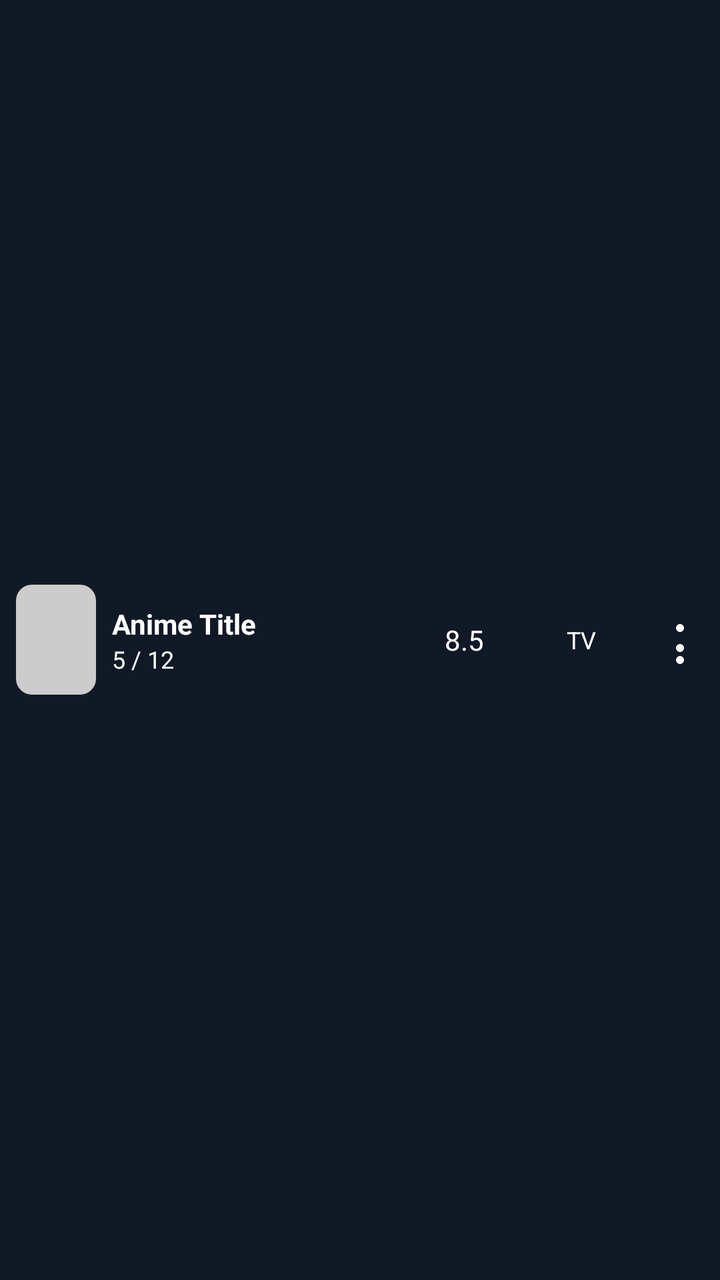
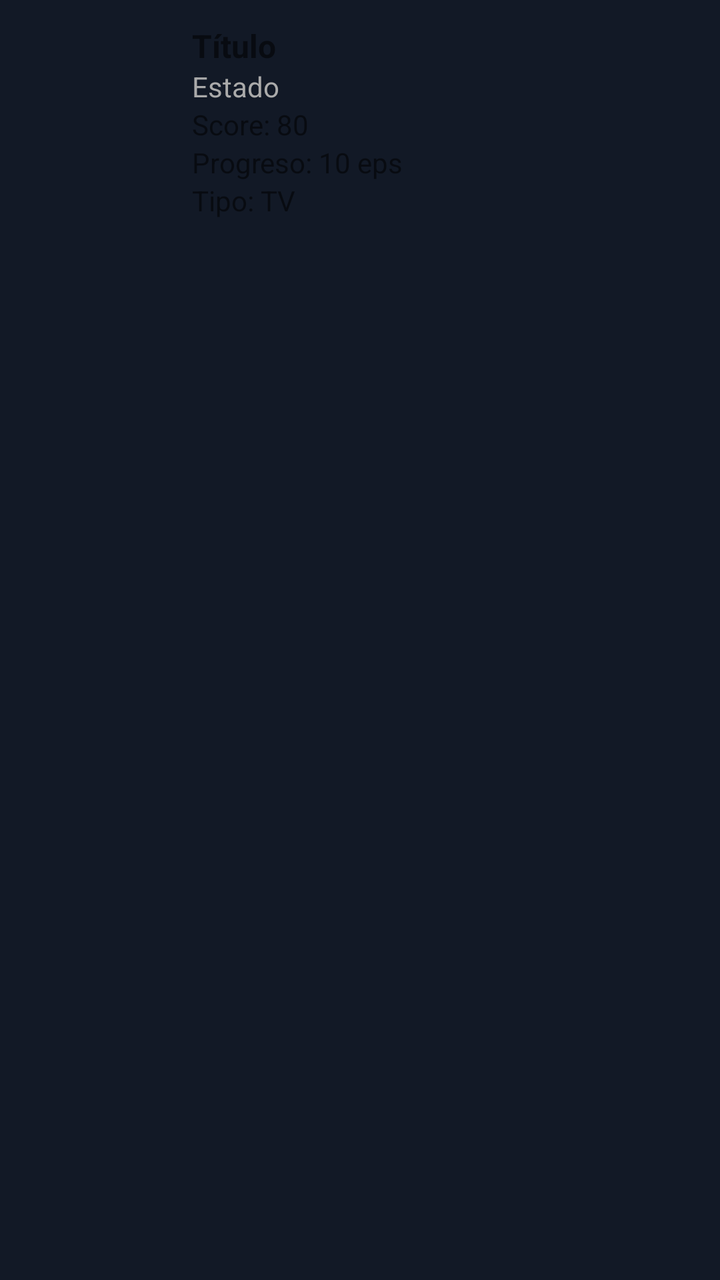

Before-and-after screenshots of an Android layout around one commit, followed by the original layout XML and the change that was made.
<!-- AndroidManifest.xml: application theme Theme.YomiTrack -->
<!-- res/layout/item_anime.xml -->
<?xml version="1.0" encoding="utf-8"?>
<LinearLayout xmlns:android="http://schemas.android.com/apk/res/android"
    xmlns:app="http://schemas.android.com/apk/res-auto"
    android:layout_width="match_parent"
    android:layout_height="wrap_content"
    android:orientation="horizontal"
    android:padding="8dp"
    android:gravity="center_vertical">

    <ImageView
        android:id="@+id/imageViewCover"
        android:layout_width="40dp"
        android:layout_height="55dp"
        android:layout_marginEnd="8dp"
        android:scaleType="centerCrop"
        android:src="@drawable/sample_anime_cover"
        android:background="@drawable/rounded_mask"
        android:clipToOutline="true" />

    <LinearLayout
        android:layout_width="0dp"
        android:layout_height="wrap_content"
        android:layout_weight="2"
        android:orientation="vertical">

        <TextView
            android:id="@+id/textViewTitle"
            android:layout_width="match_parent"
            android:layout_height="wrap_content"
            android:text="Anime Title"
            android:textColor="@color/textPrimary"
            android:textStyle="bold"
            android:maxLines="2"
            android:textSize="14sp"
            android:ellipsize="end" />

        <TextView
            android:id="@+id/textViewProgress"
            android:layout_width="wrap_content"
            android:layout_height="wrap_content"
            android:text="5 / 12"
            android:textColor="@color/textPrimary"
            android:textSize="12sp" />
    </LinearLayout>

    <TextView
        android:id="@+id/textViewScore"
        android:layout_width="0dp"
        android:layout_height="wrap_content"
        android:layout_weight="0.8"
        android:text="8.5"
        android:textColor="@color/textPrimary"
        android:gravity="center"
        android:textSize="14sp" />

    <TextView
        android:id="@+id/textViewType"
        android:layout_width="0dp"
        android:layout_height="wrap_content"
        android:layout_weight="0.8"
        android:text="TV"
        android:textColor="@color/textPrimary"
        android:gravity="center"
        android:textSize="12sp" />

    <ImageView
        android:id="@+id/buttonOptions"
        android:layout_width="24dp"
        android:layout_height="24dp"
        android:layout_marginStart="8dp"
        android:src="@drawable/ic_more_vert"
        android:contentDescription="Options"
        app:tint="@color/textPrimary" />
</LinearLayout>
<!-- resources referenced by this layout -->
<resources>
  <color name="textPrimary">#FFFFFF</color>
  <!-- drawable ic_more_vert (drawable) -->
  <vector xmlns:android="http://schemas.android.com/apk/res/android"
      android:width="24dp"
      android:height="24dp"
      android:viewportWidth="24"
      android:viewportHeight="24">
      <path
          android:fillColor="#FF000000"
          android:pathData="M12,8c1.1,0 2,-0.9 2,-2s-0.9,-2 -2,-2 -2,0.9 -2,2 0.9,2 2,2zM12,14c-1.1,0 -2,0.9 -2,2s0.9,2 2,2 2,-0.9 2,-2 -0.9,-2 -2,-2zM12,20c-1.1,0 -2,0.9 -2,2s0.9,2 2,2 2,-0.9 2,-2 -0.9,-2 -2,-2z"/>
  </vector>
  <!-- drawable rounded_mask (drawable) -->
  <shape xmlns:android="http://schemas.android.com/apk/res/android"
      android:shape="rectangle">
      <solid android:color="@android:color/transparent" />
      <corners android:radius="8dp"/>
  </shape>
  <!-- drawable sample_anime_cover (drawable) -->
  <shape xmlns:android="http://schemas.android.com/apk/res/android"
      android:shape="rectangle">
      <solid android:color="#CCCCCC"/>
      <size android:width="60dp" android:height="85dp"/>
  </shape>
  <style name="Theme.YomiTrack" parent="Base.Theme.YomiTrack" />
  <style name="Base.Theme.YomiTrack" parent="Theme.MaterialComponents.DayNight.NoActionBar">
          
          <item name="colorPrimary">@color/primary</item>
          <item name="colorPrimaryVariant">@color/primary</item>
          <item name="colorOnPrimary">@color/textPrimary</item>
          <item name="android:colorBackground">@color/background</item>
          <item name="colorOnBackground">@color/textPrimary</item>
  
          
          <item name="bottomNavigationStyle">@style/CustomBottomNav</item>
      </style>
  <color name="primary">#1F2937</color>
  <color name="background">#121926</color>
  <style name="CustomBottomNav" parent="Widget.MaterialComponents.BottomNavigationView">
          <item name="android:background">@color/primary</item>
          <item name="itemIconTint">@color/textPrimary</item>
          <item name="itemTextColor">@color/textPrimary</item>
      </style>
</resources>

<!-- the commit's change to res/layout/item_anime.xml (unified diff, before → after) -->
@@ -1,74 +1,58 @@
-<?xml version="1.0" encoding="utf-8"?>
 <LinearLayout xmlns:android="http://schemas.android.com/apk/res/android"
-    xmlns:app="http://schemas.android.com/apk/res-auto"
     android:layout_width="match_parent"
     android:layout_height="wrap_content"
     android:orientation="horizontal"
-    android:padding="8dp"
-    android:gravity="center_vertical">
+    android:padding="12dp">
 
     <ImageView
-        android:id="@+id/imageViewCover"
-        android:layout_width="40dp"
-        android:layout_height="55dp"
-        android:layout_marginEnd="8dp"
+        android:id="@+id/imageCover"
+        android:layout_width="72dp"
+        android:layout_height="96dp"
         android:scaleType="centerCrop"
-        android:src="@drawable/sample_anime_cover"
-        android:background="@drawable/rounded_mask"
-        android:clipToOutline="true" />
+        android:layout_marginEnd="12dp"
+        android:contentDescription="Portada" />
 
     <LinearLayout
+        android:orientation="vertical"
         android:layout_width="0dp"
         android:layout_height="wrap_content"
-        android:layout_weight="2"
-        android:orientation="vertical">
+        android:layout_weight="1">
 
         <TextView
-            android:id="@+id/textViewTitle"
-            android:layout_width="match_parent"
+            android:id="@+id/textTitle"
+            android:layout_width="wrap_content"
             android:layout_height="wrap_content"
-            android:text="Anime Title"
-            android:textColor="@color/textPrimary"
+            android:text="Título"
             android:textStyle="bold"
-            android:maxLines="2"
-            android:textSize="14sp"
-            android:ellipsize="end" />
+            android:textSize="16sp" />
 
         <TextView
-            android:id="@+id/textViewProgress"
+            android:id="@+id/textStatus"
             android:layout_width="wrap_content"
             android:layout_height="wrap_content"
-            android:text="5 / 12"
-            android:textColor="@color/textPrimary"
-            android:textSize="12sp" />
+            android:text="Estado"
+            android:textSize="14sp"
+            android:textColor="@android:color/darker_gray" />
+
+        <TextView
+            android:id="@+id/textScore"
+            android:layout_width="wrap_content"
+            android:layout_height="wrap_content"
+            android:text="Score: 80"
+            android:textSize="14sp" />
+
+        <TextView
+            android:id="@+id/textProgress"
+            android:layout_width="wrap_content"
+            android:layout_height="wrap_content"
+            android:text="Progreso: 10 eps"
+            android:textSize="14sp" />
+
+        <TextView
+            android:id="@+id/textType"
+            android:layout_width="wrap_content"
+            android:layout_height="wrap_content"
+            android:text="Tipo: TV"
+            android:textSize="14sp" />
     </LinearLayout>
-
-    <TextView
-        android:id="@+id/textViewScore"
-        android:layout_width="0dp"
-        android:layout_height="wrap_content"
-        android:layout_weight="0.8"
-        android:text="8.5"
-        android:textColor="@color/textPrimary"
-        android:gravity="center"
-        android:textSize="14sp" />
-
-    <TextView
-        android:id="@+id/textViewType"
-        android:layout_width="0dp"
-        android:layout_height="wrap_content"
-        android:layout_weight="0.8"
-        android:text="TV"
-        android:textColor="@color/textPrimary"
-        android:gravity="center"
-        android:textSize="12sp" />
-
-    <ImageView
-        android:id="@+id/buttonOptions"
-        android:layout_width="24dp"
-        android:layout_height="24dp"
-        android:layout_marginStart="8dp"
-        android:src="@drawable/ic_more_vert"
-        android:contentDescription="Options"
-        app:tint="@color/textPrimary" />
 </LinearLayout>
<!-- resource entries referenced after the edit -->
@@ -1,28 +1,6 @@
 <!-- resources referenced by this layout -->
 <resources>
   <color name="textPrimary">#FFFFFF</color>
-  <!-- drawable ic_more_vert (drawable) -->
-  <vector xmlns:android="http://schemas.android.com/apk/res/android"
-      android:width="24dp"
-      android:height="24dp"
-      android:viewportWidth="24"
-      android:viewportHeight="24">
-      <path
-          android:fillColor="#FF000000"
-          android:pathData="M12,8c1.1,0 2,-0.9 2,-2s-0.9,-2 -2,-2 -2,0.9 -2,2 0.9,2 2,2zM12,14c-1.1,0 -2,0.9 -2,2s0.9,2 2,2 2,-0.9 2,-2 -0.9,-2 -2,-2zM12,20c-1.1,0 -2,0.9 -2,2s0.9,2 2,2 2,-0.9 2,-2 -0.9,-2 -2,-2z"/>
-  </vector>
-  <!-- drawable rounded_mask (drawable) -->
-  <shape xmlns:android="http://schemas.android.com/apk/res/android"
-      android:shape="rectangle">
-      <solid android:color="@android:color/transparent" />
-      <corners android:radius="8dp"/>
-  </shape>
-  <!-- drawable sample_anime_cover (drawable) -->
-  <shape xmlns:android="http://schemas.android.com/apk/res/android"
-      android:shape="rectangle">
-      <solid android:color="#CCCCCC"/>
-      <size android:width="60dp" android:height="85dp"/>
-  </shape>
   <style name="Theme.YomiTrack" parent="Base.Theme.YomiTrack" />
   <style name="Base.Theme.YomiTrack" parent="Theme.MaterialComponents.DayNight.NoActionBar">
           
